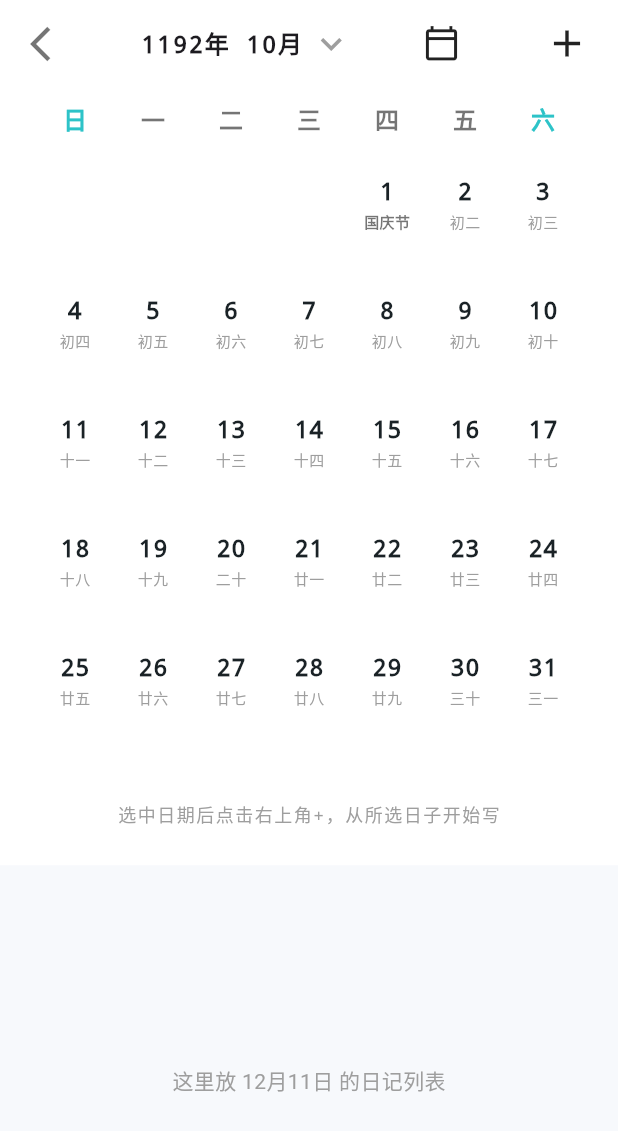
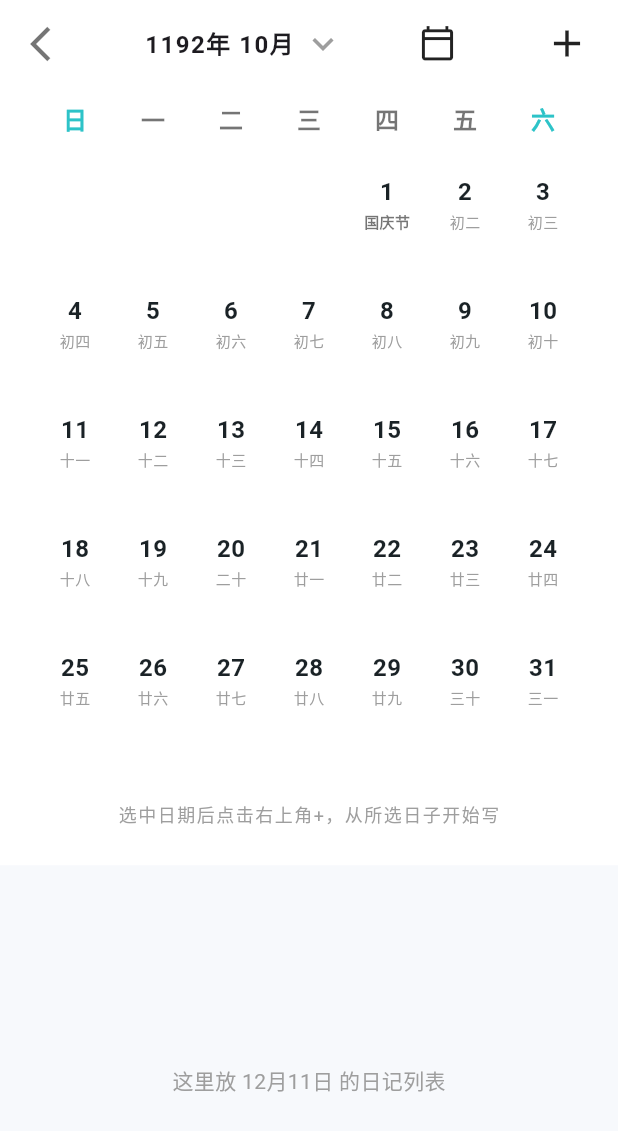
Before and after one commit to lzb036/moodnote-client-final, a Flutter app: the DiaryCalendarPage screen opened directly, swiped to page 3, on a phone screen of 412 x 824 dp. Shown: the top 1131 px of the screen. Run offline on Flutter 3.47's test engine with Material 3 defaults, Android fonts, the phone set to English and light mode, and no system bars; missing offline and left inert: flutter_quill; Roboto replaces fonts that are missing (手写体).

```diff
--- a/lib/pages/diary.dart
+++ b/lib/pages/diary.dart
@@ -154,7 +154,6 @@ class _DiaryPageState extends State<DiaryPage> {
                                 fontSize: 24,
                                 color: Colors.grey,
                                 letterSpacing: 1.2,
-                                fontFamily: 'Courier',
                                 fontWeight: FontWeight.w500,
                               ),
                             ),
--- a/lib/pages/diary_pages/calendar.dart
+++ b/lib/pages/diary_pages/calendar.dart
@@ -180,7 +180,7 @@ class _DiaryCalendarPageState extends State<DiaryCalendarPage> {
                             children: [
                               Text(
                                 "${_focusedDay.year}年 ${_focusedDay.month}月",
-                                style: const TextStyle(fontSize: 16, fontWeight: FontWeight.bold, fontFamily: 'Courier', letterSpacing: 1.0),
+                                style: const TextStyle(fontSize: 16, fontWeight: FontWeight.bold, letterSpacing: 1.0),
                               ),
                               const SizedBox(width: 5),
                               const Icon(Icons.keyboard_arrow_down, color: Colors.grey, size: 28),
@@ -216,7 +216,6 @@ class _DiaryCalendarPageState extends State<DiaryCalendarPage> {
                                 fontSize: 16,
                                 fontWeight: FontWeight.bold,
                                 color: isWeekend ? accentColor : Colors.black54,
-                                fontFamily: 'Courier',
                               ),
                             ),
                           ),
@@ -286,7 +285,6 @@ class _DiaryCalendarPageState extends State<DiaryCalendarPage> {
                                         style: TextStyle(
                                           fontSize: 16,
                                           fontWeight: FontWeight.bold,
-                                          fontFamily: 'Courier',
                                           color: isSelected ? Colors.white : const Color(0xFF1A2226),
                                         ),
                                       ),
@@ -297,7 +295,6 @@ class _DiaryCalendarPageState extends State<DiaryCalendarPage> {
                                         isToday ? "今天" : item.lunar, // 优先显示“今天”
                                         style: TextStyle(
                                           fontSize: 10,
-                                          fontFamily: 'Courier',
                                           // 颜色逻辑：
                                           // 1. 选中状态 -> 白色
                                           // 2. 没选中但今天是 -> 青色
@@ -338,7 +335,7 @@ class _DiaryCalendarPageState extends State<DiaryCalendarPage> {
                     padding: EdgeInsets.only(bottom: 25.0),
                     child: Text(
                       "选中日期后点击右上角+，从所选日子开始写",
-                      style: TextStyle(fontSize: 12, color: Colors.grey, fontFamily: 'Courier', letterSpacing: 1.0),
+                      style: TextStyle(fontSize: 12, color: Colors.grey, letterSpacing: 1.0),
                     ),
                   ),
                 ],
--- a/lib/pages/diary_pages/mood.dart
+++ b/lib/pages/diary_pages/mood.dart
@@ -182,8 +182,7 @@ class _MoodSelectPageState extends State<MoodSelectPage> {
                         "那么 匿名兔322",
                         style: TextStyle(
                           fontSize: 20,
-                          fontWeight: FontWeight.bold,
-                          fontFamily: 'Courier',
+                          fontWeight: FontWeight.bold
                         ),
                       ),
                       SizedBox(height: 12),
@@ -271,8 +270,7 @@ class _MoodSelectPageState extends State<MoodSelectPage> {
                             color: isSelected ? Colors.white : const Color(0xFF1A2226),
                             fontSize: 15,
                             fontWeight: FontWeight.w600,
-                            letterSpacing: 1.0,
-                            fontFamily: 'Courier',
+                            letterSpacing: 1.0
                           ),
                         ),
                       ),
--- a/pubspec.yaml
+++ b/pubspec.yaml
@@ -19,6 +19,9 @@ dependencies:
   flutter_native_splash: ^2.4.0
   flutter_launcher_icons: ^0.13.1
   flutter_quill: ^11.5.0
+  speech_to_text: ^6.6.0
+  permission_handler: ^11.0.0
+
 
 dev_dependencies:
   flutter_test:
```
Also changed, not shown: lib/pages/diary_pages/edit.dart (+39 -12 lines), lib/pages/diary_pages/event.dart (+3 -6 lines), lib/pages/diary_pages/weather.dart (+3 -6 lines), pubspec.lock.
